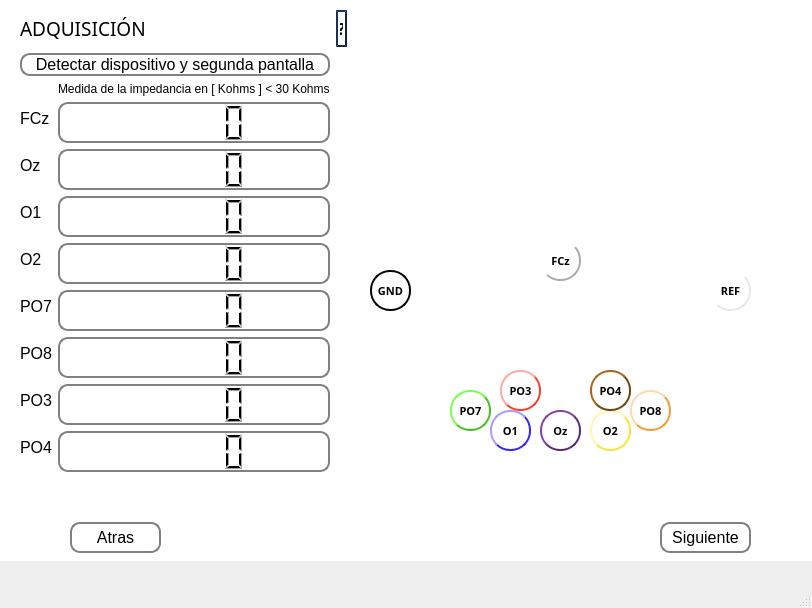
The window that interface/ViAT/Adquisicion.ui (vhenaoi/OpenBCI_acquisition_python_ViAT) describes before a commit, drawn with Qt 5.
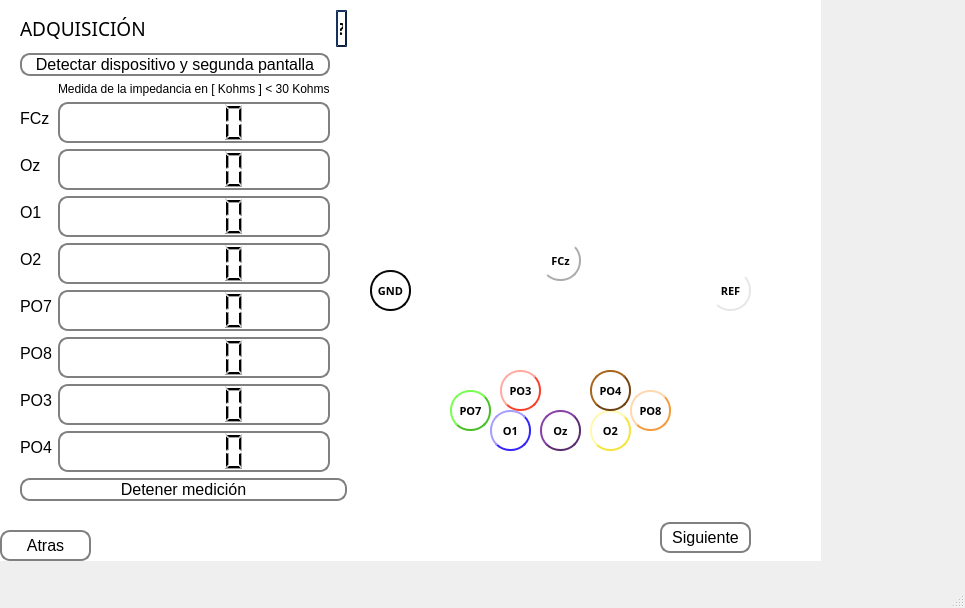
The same window after the commit.

Patch:
```diff
--- a/interface/ViAT/Adquisicion.ui
+++ b/interface/ViAT/Adquisicion.ui
@@ -6,7 +6,7 @@
    <rect>
     <x>0</x>
     <y>0</y>
-    <width>812</width>
+    <width>965</width>
     <height>608</height>
    </rect>
   </property>
@@ -141,8 +141,8 @@
      <widget class="QPushButton" name="back">
       <property name="geometry">
        <rect>
-        <x>70</x>
-        <y>522</y>
+        <x>0</x>
+        <y>530</y>
         <width>91</width>
         <height>31</height>
        </rect>
@@ -748,7 +748,7 @@
         <x>20</x>
         <y>10</y>
         <width>327</width>
-        <height>474</height>
+        <height>497</height>
        </rect>
       </property>
       <layout class="QFormLayout" name="formLayout_2">
@@ -1122,6 +1122,44 @@
          </property>
         </widget>
        </item>
+       <item row="3" column="0" colspan="2">
+        <widget class="QPushButton" name="StopZ">
+         <property name="font">
+          <font>
+           <pointsize>12</pointsize>
+          </font>
+         </property>
+         <property name="styleSheet">
+          <string notr="true">QPushButton {
+    border: 2px solid gray;
+    border-radius: 10px;
+    padding: 0 8px;
+    background: rgb(255, 255, 255);
+    selection-background-color: darkgray;
+    }
+
+QPushButton:hover {
+    border: 2px solid gray;
+    border-radius: 10px;
+    padding: 0 8px;
+    background: rgb(222, 222, 222);
+    selection-background-color: darkgray;
+    }
+
+QPushButton:pressed {
+    border: 2px solid gray;
+    border-radius: 10px;
+    padding: 0 8px;
+    background:rgb(176, 176, 176);
+    selection-background-color: darkgray;
+    }
+</string>
+         </property>
+         <property name="text">
+          <string>Detener medición</string>
+         </property>
+        </widget>
+       </item>
       </layout>
      </widget>
      <zorder>mounting</zorder>
```
Left out of the diff: 2 changed lines with no effect on the pictures.
